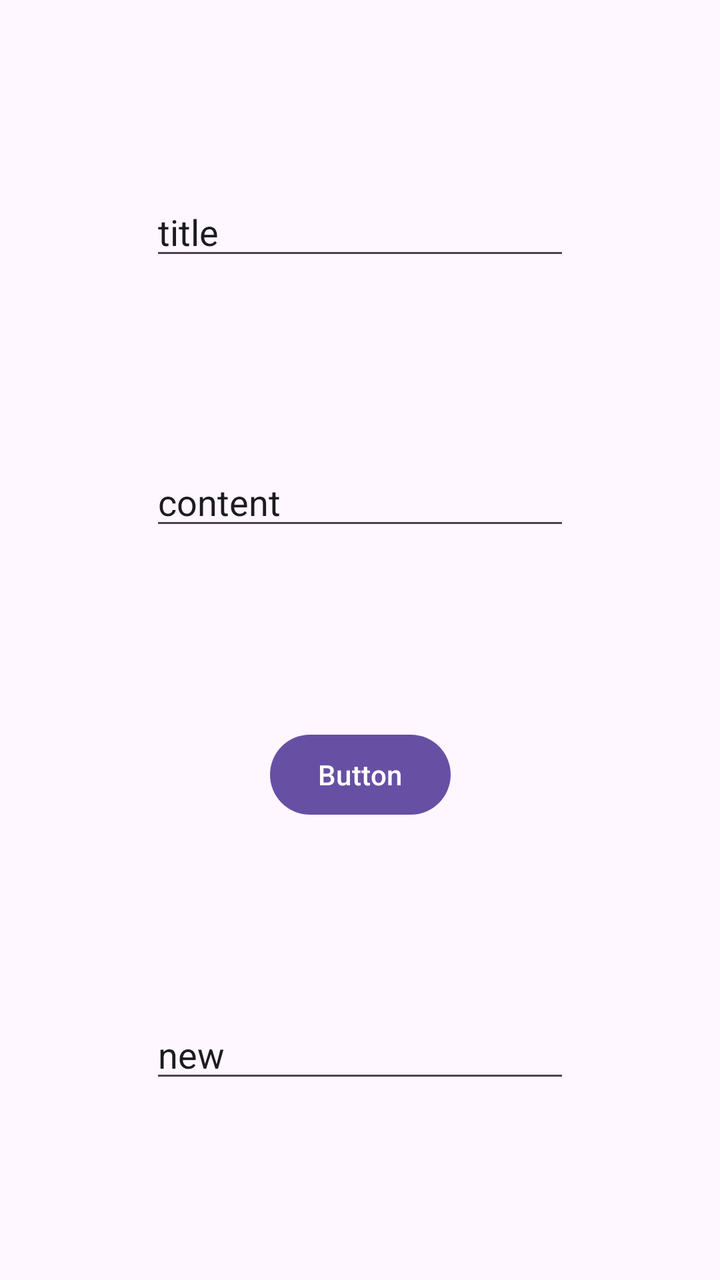
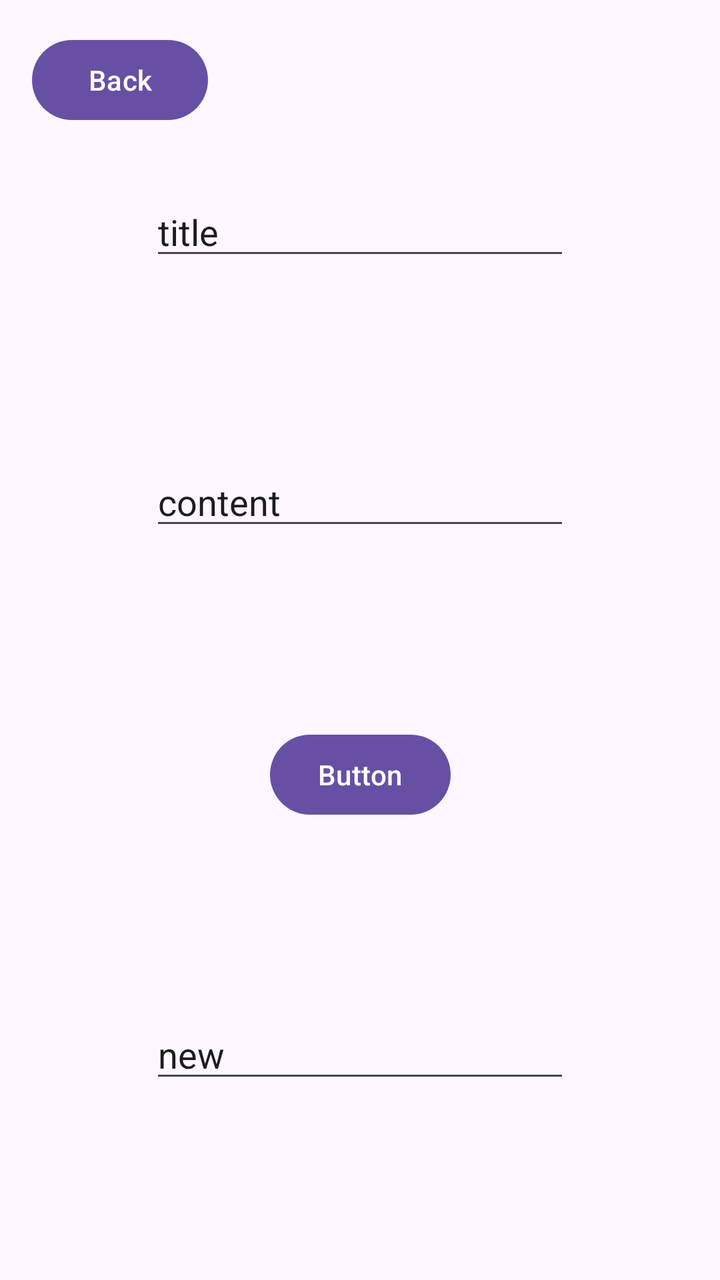

Before-and-after screenshots of an Android layout around one commit, followed by the original layout XML and the change that was made.
<!-- AndroidManifest.xml: application theme Theme.Lab4 -->
<!-- res/layout/activity_abb_note.xml -->
<?xml version="1.0" encoding="utf-8"?>
<androidx.constraintlayout.widget.ConstraintLayout xmlns:android="http://schemas.android.com/apk/res/android"
    xmlns:app="http://schemas.android.com/apk/res-auto"
    xmlns:tools="http://schemas.android.com/tools"
    android:id="@+id/main"
    android:layout_width="match_parent"
    android:layout_height="match_parent"
    tools:context=".abbNote">

    <EditText
        android:id="@+id/editTextText"
        android:layout_width="wrap_content"
        android:layout_height="wrap_content"
        android:ems="10"
        android:inputType="text"
        android:text="title"
        app:layout_constraintBottom_toTopOf="@+id/editTextText2"
        app:layout_constraintEnd_toEndOf="parent"
        app:layout_constraintHorizontal_bias="0.5"
        app:layout_constraintStart_toStartOf="parent"
        app:layout_constraintTop_toTopOf="parent"
        app:layout_constraintVertical_bias="0.5" />

    <EditText
        android:id="@+id/editTextText2"
        android:layout_width="wrap_content"
        android:layout_height="wrap_content"
        android:ems="10"
        android:inputType="text"
        android:text="content"
        app:layout_constraintBottom_toTopOf="@+id/button3"
        app:layout_constraintEnd_toEndOf="parent"
        app:layout_constraintHorizontal_bias="0.5"
        app:layout_constraintStart_toStartOf="parent"
        app:layout_constraintTop_toBottomOf="@+id/editTextText"
        app:layout_constraintVertical_bias="0.5" />

    <EditText
        android:id="@+id/editTextText3"
        android:layout_width="wrap_content"
        android:layout_height="wrap_content"
        android:ems="10"
        android:inputType="text"
        android:text="new"
        app:layout_constraintBottom_toBottomOf="parent"
        app:layout_constraintEnd_toEndOf="parent"
        app:layout_constraintHorizontal_bias="0.5"
        app:layout_constraintStart_toStartOf="parent"
        app:layout_constraintTop_toBottomOf="@+id/button3"
        app:layout_constraintVertical_bias="0.5" />

    <Button
        android:id="@+id/button3"
        android:layout_width="wrap_content"
        android:layout_height="wrap_content"
        android:text="Button"
        app:layout_constraintBottom_toTopOf="@+id/editTextText3"
        app:layout_constraintEnd_toEndOf="parent"
        app:layout_constraintHorizontal_bias="0.5"
        app:layout_constraintStart_toStartOf="parent"
        app:layout_constraintTop_toBottomOf="@+id/editTextText2"
        app:layout_constraintVertical_bias="0.5" />

    <androidx.constraintlayout.widget.Guideline
        android:layout_width="wrap_content"
        android:layout_height="wrap_content" />
</androidx.constraintlayout.widget.ConstraintLayout>
<!-- resources referenced by this layout -->
<resources>
  <style name="Theme.Lab4" parent="Base.Theme.Lab4" />
  <style name="Base.Theme.Lab4" parent="Theme.Material3.DayNight.NoActionBar">
          
          
      </style>
</resources>

<!-- the commit's change to res/layout/activity_abb_note.xml (unified diff, before → after) -->
@@ -6,6 +6,16 @@
     android:layout_width="match_parent"
     android:layout_height="match_parent"
     tools:context=".abbNote">
+
+    <Button
+        android:id="@+id/buttonBack"
+        android:layout_width="wrap_content"
+        android:layout_height="wrap_content"
+        android:layout_marginStart="16dp"
+        android:layout_marginTop="16dp"
+        android:text="Back"
+        app:layout_constraintStart_toStartOf="parent"
+        app:layout_constraintTop_toTopOf="parent" />
 
     <EditText
         android:id="@+id/editTextText"
